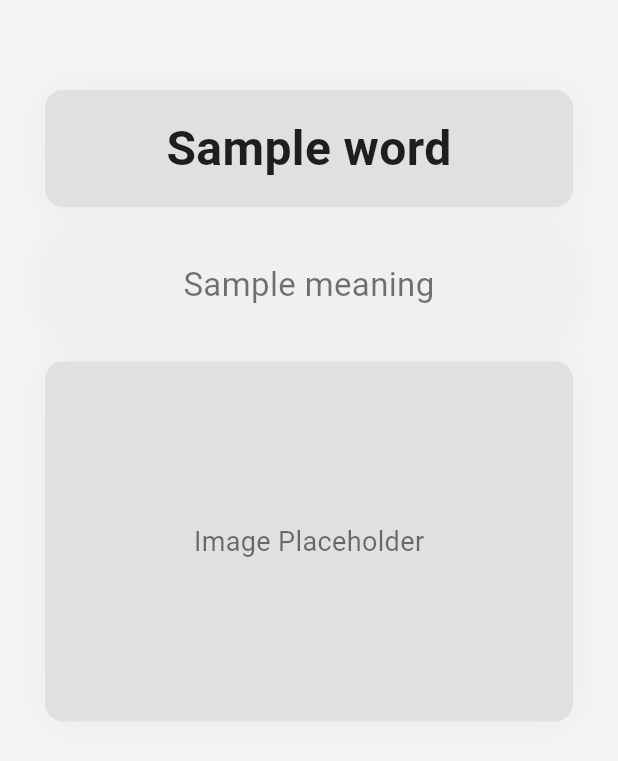
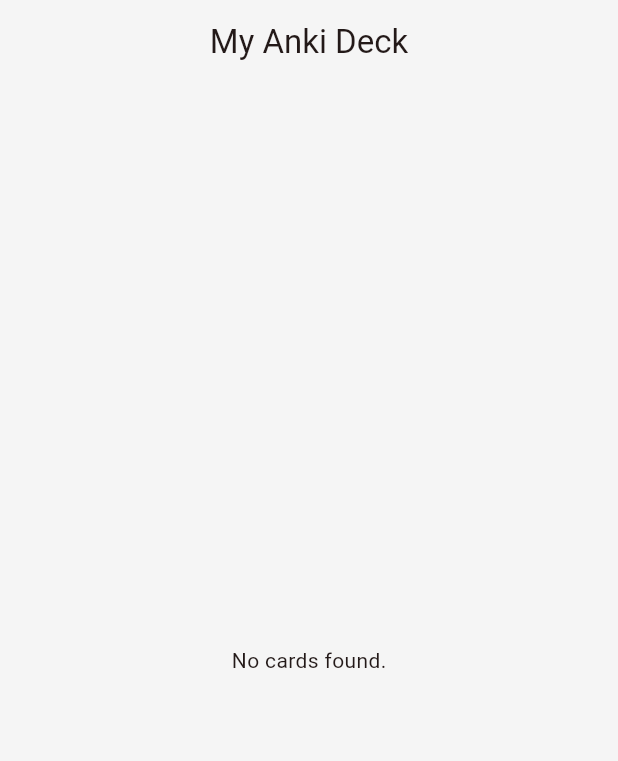
Before and after one commit to Hafza-Abdullahi/PitchAccentTrainerJP, a Flutter app: the screen it shows once a user with an empty profile is signed in, on a phone screen of 412 x 824 dp. Shown: the top 761 px of the screen. Run offline on Flutter 3.47's test engine with Material 3 defaults, Android fonts, the phone set to English and light mode, and no system bars; our stand-ins replace audioplayers, cloud_firestore, firebase_auth, firebase_core, get, get_storage and 1 more; accounts and stored records are empty.

Commit message:
homescreen with card display, centerd ui elemenst, cards cycle through (50)

```diff
--- a/Flutter/App/myapp/lib/src/features/authentication/screens/home/home_screen.dart
+++ b/Flutter/App/myapp/lib/src/features/authentication/screens/home/home_screen.dart
@@ -1,88 +1,145 @@
 import 'package:flutter/material.dart';
+import 'package:myapp/src/constants/colours.dart';
 import 'package:myapp/src/constants/sizes.dart';
-import 'package:myapp/src/constants/colours.dart';
-import 'package:myapp/src/constants/shadows.dart';
 
-class HomeScreen extends StatelessWidget {
+import '../../../../common_widgets/card/word_card.dart';
+import '../../../../repository/anki_repository/anki_repository.dart';
+import '../../../../utils/anki_audio_player.dart';
+import '../../models/anki_card_model.dart';
+
+class HomeScreen extends StatefulWidget {
   const HomeScreen({super.key});
 
   @override
+  State<HomeScreen> createState() => _HomeScreenState();
+}
+
+class _HomeScreenState extends State<HomeScreen> {
+  /******************** VARIABLES *******************/
+  final AnkiRepository _repository = AnkiRepository();
+  final AnkiAudioPlayer _audioPlayer = AnkiAudioPlayer();
+
+  //indexing cards in deck to track current position
+  int _currentIndex = 0;
+
+  //future variable to cache data loading
+  late Future<List<AnkiCardModel>> _cardsFuture;
+
+  /******************** CYCLE METHODS *******************/
+  //init function to load cards once app is opened
+  @override
+  void initState() {
+    super.initState();
+    _cardsFuture = _repository.loadLocalDeck();
+  }
+
+  //dispose function to release resources and audio player
+  @override
+  void dispose() {
+    _audioPlayer.dispose();
+    super.dispose();
+  }
+
+  /******************** CARD LOGIC *******************/
+  //next card function to cycle through cards
+  //resets to 0 if end of list is reached
+  void _nextCard(int totalCards) {
+    setState(() {
+      if (_currentIndex < totalCards - 1) {
+        _currentIndex++;
+      } else {
+        _currentIndex = 0;
+      }
+    });
+  }
+
+  /******************** UI BUILD *******************/
+  @override
   Widget build(BuildContext context) {
-    print("inside homesscreen");
     return SafeArea(
       child: Scaffold(
         backgroundColor: tBackgroundColor,
-        body: Padding(
+        appBar: AppBar(
+          title: const Text("My Anki Deck"),
+          backgroundColor: Colors.transparent,
+          elevation: 0,
+          centerTitle: true,
+        ),
+        // CENTER EVERYTHING
+        body: Center(
+          //constrain width for web and tablet views (max 600px)
+          child: ConstrainedBox(
+            constraints: const BoxConstraints(maxWidth: 600),
+            child: FutureBuilder<List<AnkiCardModel>>(
+              future: _cardsFuture,
+              builder: (context, snapshot) {
+                /*----------------- LOADING STATE -----------------*/
+                if (snapshot.connectionState == ConnectionState.waiting) {
+                  return const Center(child: CircularProgressIndicator());
+                }
+                /*----------------- ERROR STATE -----------------*/
+                else if (snapshot.hasError) {
+                  return Center(child: Text("Error: ${snapshot.error}"));
+                }
+                /*----------------- EMPTY STATE -----------------*/
+                else if (!snapshot.hasData || snapshot.data!.isEmpty) {
+                  return const Center(child: Text("No cards found."));
+                }
+
+                //data loaded successfully
+                final cards = snapshot.data!;
+                final currentCard = cards[_currentIndex];
+
+                return Padding(
                   padding: const EdgeInsets.all(tDefaultSize),
                   child: Column(
-            crossAxisAlignment: CrossAxisAlignment.center,
                     children: [
+                      /*----------------- PROGRESS INDICATOR -----------------*/
+                      Text(
+                        "Card ${_currentIndex + 1} of ${cards.length}",
+                        style: const TextStyle(color: Colors.grey),
+                      ),
+                      const SizedBox(height: 10),
 
-              const SizedBox(height: tDefaultSize),
-
-              ///WORD AREA
-              Container(
-                width: double.infinity,
-                padding: const EdgeInsets.all(tCardPadding),
-                decoration: BoxDecoration(
-                  color: tCardBgWord,
-                  borderRadius: BorderRadius.circular(tCardRadius),
-                  boxShadow: [TshadowStyle.shopCardViewShadow],
+                      /*----------------- CARD AREA -----------------*/
+                      //expanded area for the main card content
+                      Expanded(
+                        child: Center(
+                          child: SingleChildScrollView(
+                            child: WordCard(
+                              card: currentCard,
+                              onPlayAudio: () => _audioPlayer.play(currentCard.wordAudio),
                             ),
-                child: const Text(
-                  "Sample word",
-                  textAlign: TextAlign.center,
-                  style: TextStyle(
-                    fontSize: tWordTextSize,
-                    fontWeight: FontWeight.bold,
-                    color: textPrimary,
                           ),
                         ),
                       ),
 
-              const SizedBox(height: tHomeVerticalSpacing),
+                      const SizedBox(height: tDefaultSize),
 
-              ///MEANING AREA
-              Container(
+                      /*----------------- BUTTONS -----------------*/
+                      //next button to trigger index change
+                      SizedBox(
                         width: double.infinity,
-                padding: const EdgeInsets.all(tCardPadding),
-                decoration: BoxDecoration(
-                  color: tCardBgMeaning,
-                  borderRadius: BorderRadius.circular(tCardRadius),
-                  boxShadow: [TshadowStyle.shopCardViewShadow],
+                        height: 50,
+                        child: ElevatedButton(
+                          onPressed: () => _nextCard(cards.length),
+                          style: ElevatedButton.styleFrom(
+                            backgroundColor: tPrimaryColor,
+                            shape: RoundedRectangleBorder(
+                              borderRadius: BorderRadius.circular(10),
+                            ),
                           ),
                           child: const Text(
-                  "Sample meaning",
-                  textAlign: TextAlign.center,
-                  style: TextStyle(
-                    fontSize: tMeaningTextSize,
-                    color: textSecondary,
-                  ),
-                ),
-              ),
-
-              const SizedBox(height: tHomeVerticalSpacing),
-
-              ///IMAGE AREA
-              Container(
-                height: tImageHeight,
-                width: double.infinity,
-                decoration: BoxDecoration(
-                  color: tCardBgImage,
-                  borderRadius: BorderRadius.circular(tCardRadius),
-                  boxShadow: [TshadowStyle.shopCardViewShadow],
-                ),
-                child: const Center(
-                  child: Text(
-                    "Image Placeholder",
-                    style: TextStyle(
-                      fontSize: tPlaceholderTextSize,
-                      color: textSecondary,
-                    ),
+                            "Next Word",
+                            style: TextStyle(fontSize: 18, color: Colors.white),
                           ),
                         ),
                       ),
                     ],
+                  ),
+                );
+              },
+            ),
           ),
         ),
       ),
--- a/Flutter/App/myapp/lib/src/features/authentication/screens/login/login_screen.dart
+++ b/Flutter/App/myapp/lib/src/features/authentication/screens/login/login_screen.dart
@@ -19,7 +19,12 @@
     return SafeArea(
       //keeps the img, text and widgets withing the screens safe area
         child: Scaffold(
-      body: SingleChildScrollView(
+          // Center the content horizontally
+          body: Center(
+            // Constraint the width for web/tablet
+            child: ConstrainedBox(
+              constraints: const BoxConstraints(maxWidth: 600),
+              child: SingleChildScrollView(
                 //singlechild scrollable
                 child: Container(
                   padding: const EdgeInsets.all(tDefaultSize), //default padding size
@@ -50,6 +55,8 @@
                   ),
                 ),
               ),
+            ),
+          ),
         ));
   }
 }
--- a/Flutter/App/myapp/lib/src/main.dart
+++ /dev/null
@@ -1,35 +0,0 @@
-import 'package:firebase_core/firebase_core.dart';
-import 'package:flutter/material.dart';
-import 'package:get/get.dart';
-import 'package:get/get_core/src/get_main.dart';
-import 'package:get/get_navigation/src/root/get_material_app.dart';
-import 'package:myapp/firebase_options.dart';
-import 'package:myapp/src/features/authentication/screens/login/login_screen.dart';
-import 'package:myapp/src/features/authentication/screens/splash/splash_screen.dart';
-import 'package:myapp/src/repository/authentication_repository/authentication_repository.dart';
-
-void main() {
-  //initilise firebase
-  WidgetsFlutterBinding.ensureInitialized();
-  //initialise with the current application before widgets
-  Firebase.initializeApp(options: DefaultFirebaseOptions.currentPlatform).then(
-          (value) => Get.put(AuthenticationRepository())); //calls onReady() func to start the user listener
-  runApp(const MyApp());
-}
-
-class MyApp extends StatelessWidget {
-  const MyApp({super.key});
-
-  // This widget is the root of your application.
-  @override
-  Widget build(BuildContext context) {
-    return GetMaterialApp(  //get function returns app
-      theme: ThemeData(   //auto theme, white
-        colorScheme: ColorScheme.fromSeed(
-            seedColor: const Color.fromARGB(255, 255, 255, 255)),
-        useMaterial3: true,
-      ),
-      home: SplashScreen() //const CircularProgressIndicator(), //to keep logged in
-    );
-  }
-}
--- a/Flutter/App/myapp/pubspec.yaml
+++ b/Flutter/App/myapp/pubspec.yaml
@@ -47,6 +47,7 @@
   google_sign_in: 6.1.5
   cloud_firestore: ^6.1.0
   http: ^1.6.0
+  audioplayers: ^6.5.1
 
 
 dev_dependencies:
@@ -79,6 +80,8 @@
     - assets/images/login_images/
     - assets/images/logo_images/
     - assets/images/common_images/
+    - assets/json/cards.json
+    - assets/audio/
 
   # To add assets to your application, add an assets section, like this:
   # assets:
```
Also changed, not shown: Flutter/App/myapp/pubspec.lock, 6 other files. Lines whose indentation alone changed are shown as unchanged.
